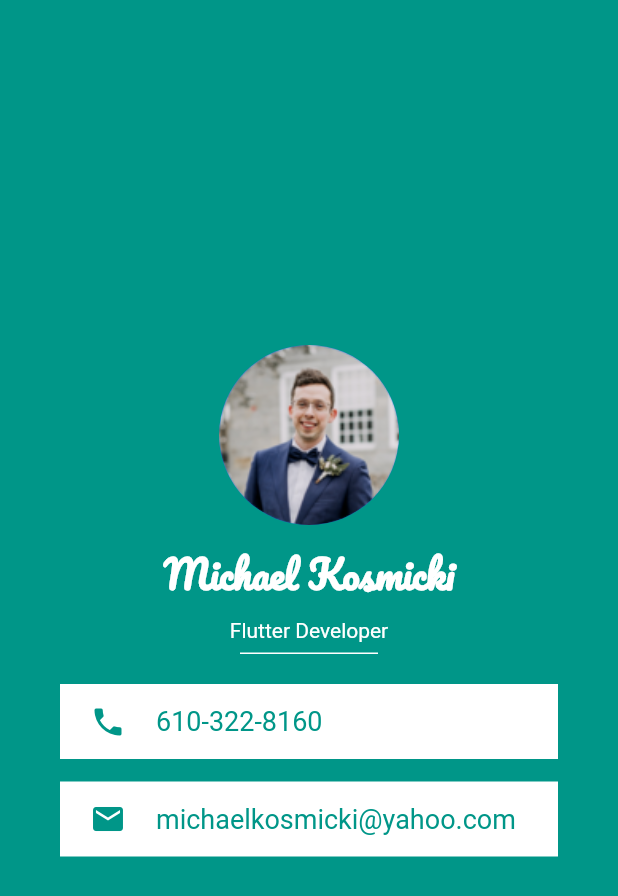
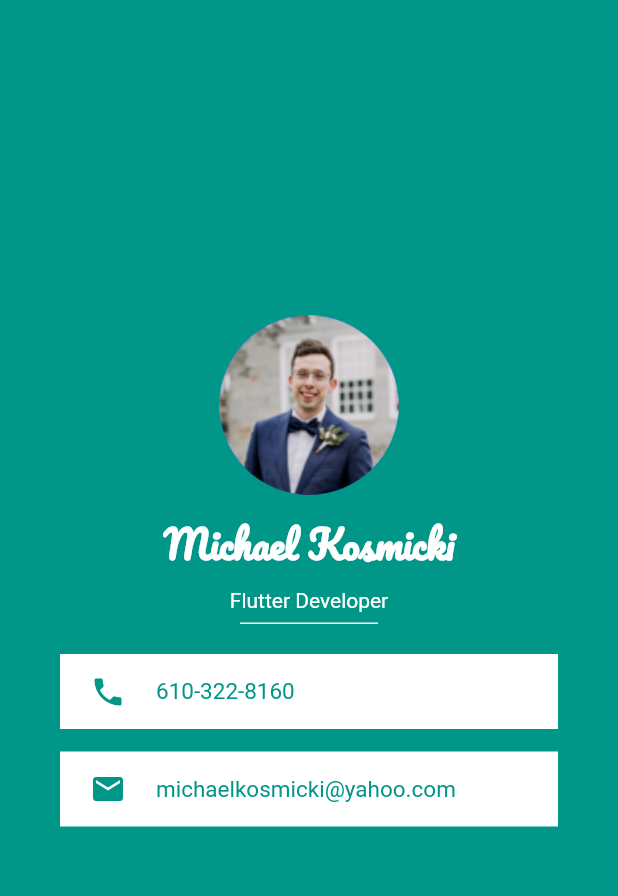
Before and after one commit to michaelkosmicki/flutterCardApp, a Flutter app: the screen it shows after launch, on a phone screen of 412 x 824 dp. Shown: the top 896 px of the screen. Run offline on Flutter 3.47's test engine with Material 2 defaults, Android fonts, the phone set to English and light mode, and no system bars.

Commit message:
small style changes

```diff
--- a/lib/main.dart
+++ b/lib/main.dart
@@ -14,7 +14,7 @@ class myApp extends StatelessWidget {
           child: Column(
             children: <Widget>[
               SizedBox(
-                height: 230,
+                height: 210,
               ),
               CircleAvatar(
                 radius: 60,
@@ -73,7 +73,7 @@ class myApp extends StatelessWidget {
                       '610-322-8160',
                       textAlign: TextAlign.center,
                       style: TextStyle(
-                        fontSize: 18,
+                        fontSize: 15,
                         color: Colors.teal,
                       ),
                     ),
@@ -101,7 +101,7 @@ class myApp extends StatelessWidget {
                       'michaelkosmicki@yahoo.com',
                       textAlign: TextAlign.center,
                       style: TextStyle(
-                        fontSize: 18,
+                        fontSize: 15,
                         color: Colors.teal,
                       ),
                     ),
```
